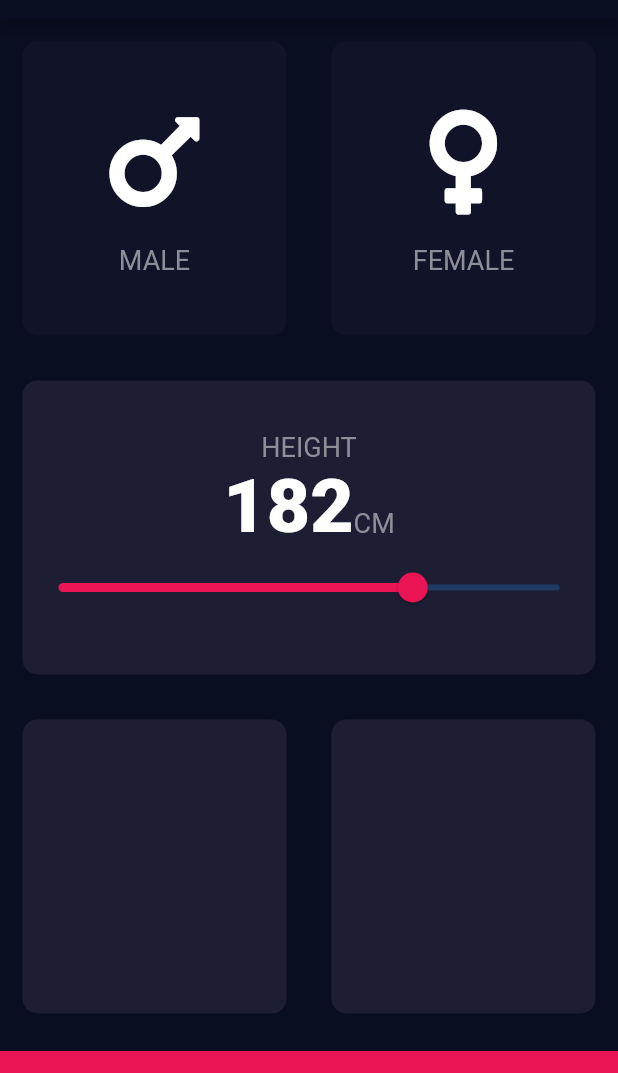
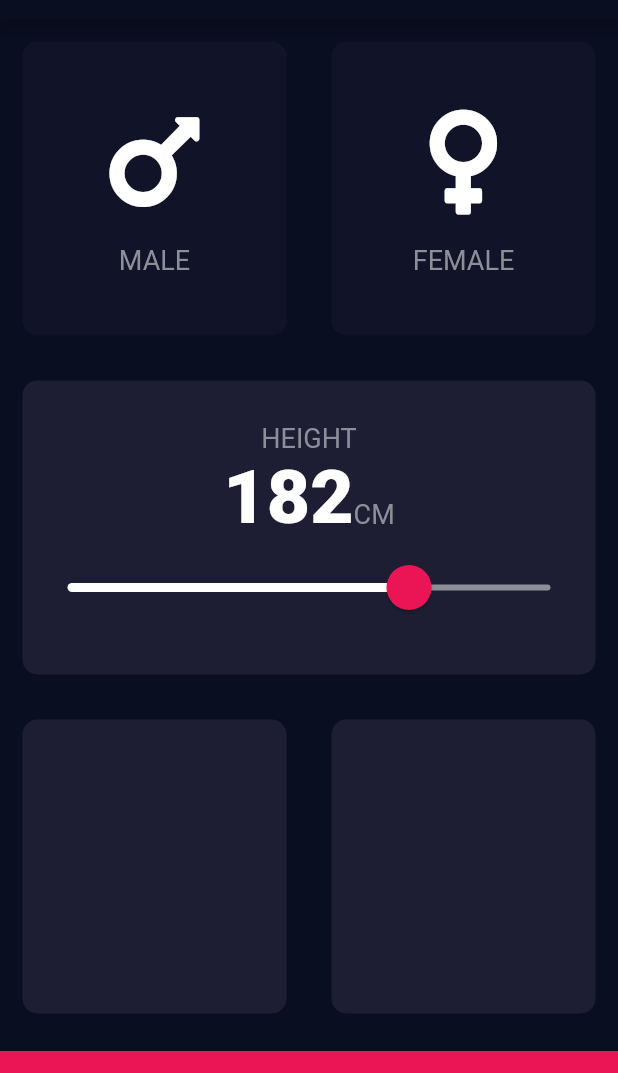
Before and after one commit to erikmaide/BMI, a Flutter app: the screen it shows after launch, on a phone screen of 412 x 824 dp, the part 65-1138 px from its top. Run offline on Flutter 3.47's test engine with Material 2 defaults, Android fonts, the phone set to English and light mode, and no system bars; our stand-ins replace font_awesome_flutter.

Commit message:
added SliderTheme data for Slider

```diff
--- a/lib/input_page.dart
+++ b/lib/input_page.dart
@@ -88,16 +88,26 @@ class _InputPageState extends State<InputPage> {
                           )
                         ],
                       ),
-                      Slider(
+                      SliderTheme(
+                        data: SliderTheme.of(context).copyWith(
+                            activeTrackColor: Colors.white,
+                            inactiveTrackColor: Color(0xFF8D8E98),
+                            thumbColor: Color(0xFFEB1555),
+                            thumbShape:
+                                RoundSliderThumbShape(enabledThumbRadius: 15.0),
+                            overlayColor: Color(0x29EB1555),
+                            overlayShape:
+                                RoundSliderOverlayShape(overlayRadius: 30.0)),
+                        child: Slider(
                           value: height.toDouble(),
                           min: 42.0,
                           max: 240.0,
-                        activeColor: Color(0xFFEB1555),
                           onChanged: (double newValue) {
                             setState(() {
                               height = newValue.round();
                             });
                           },
+                        ),
                       )
                     ],
                   ))),
```
Lines whose indentation alone changed are shown as unchanged.
